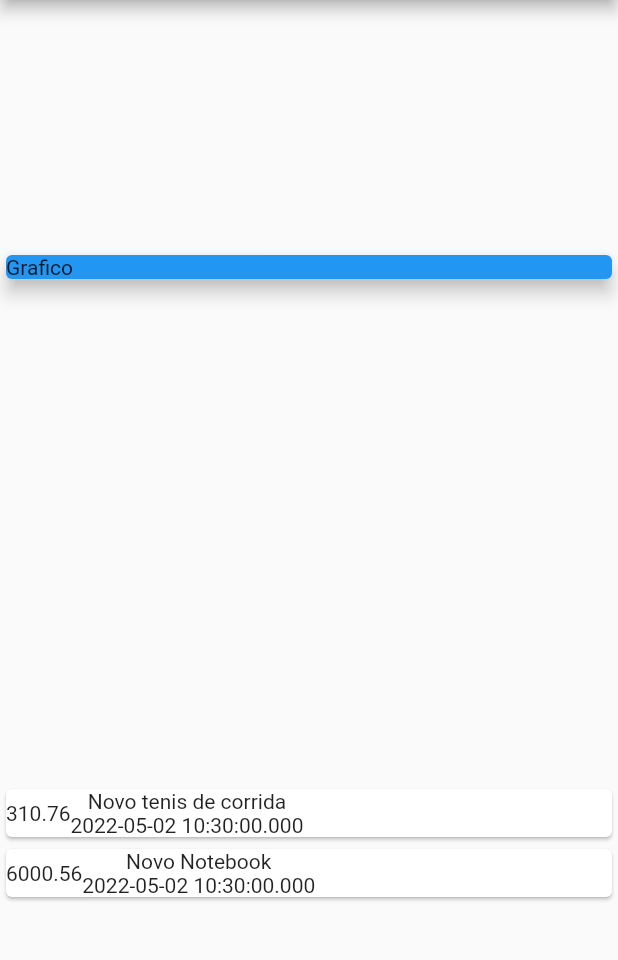
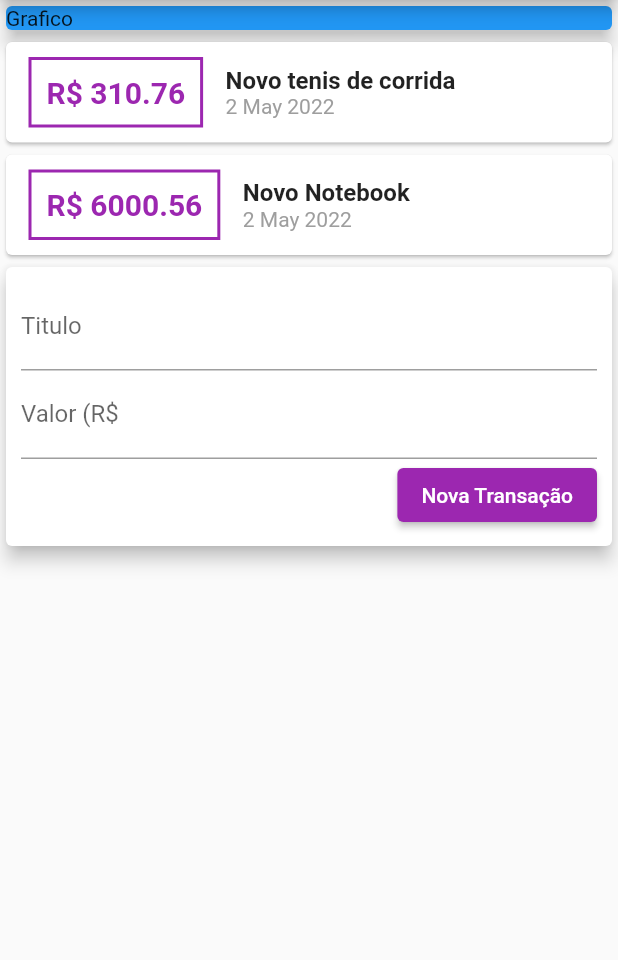
Before and after one commit to Rafael-Ramosc/ExpensesApp, a Flutter app: the screen it shows after launch, on a phone screen of 412 x 824 dp, the part 84-1044 px from its top. Run offline on Flutter 3.47's test engine with Material 2 defaults, Android fonts, the phone set to English and light mode, and no system bars.

Commit message:
estudo 02/05/2022

```diff
--- a/lib/main.dart
+++ b/lib/main.dart
@@ -1,5 +1,6 @@
 import 'package:despesas_pessoais/models/transaction.dart';
 import 'package:flutter/material.dart';
+import 'package:intl/intl.dart';
 
 main() => runApp(ExpensesApp());
 
@@ -39,7 +40,6 @@ class MyHomePage extends StatelessWidget {
         centerTitle: true,
       ),
       body: Column(
-        mainAxisAlignment: MainAxisAlignment.spaceAround,
         crossAxisAlignment: CrossAxisAlignment.stretch,
         children: <Widget>[
           Container(
@@ -55,14 +55,41 @@ class MyHomePage extends StatelessWidget {
                 child: Row(
                   children: [
                     Container(
+                      margin:
+                          EdgeInsets.symmetric(horizontal: 15, vertical: 10),
+                      decoration: BoxDecoration(
+                        border: Border.all(
+                          color: Colors.purple,
+                          width: 2,
+                        ),
+                      ),
+                      padding: EdgeInsets.all(10),
                       child: Text(
-                        tr.value.toString(),
+                        'R\$ ${tr.value.toStringAsFixed(2)}',
+                        style: TextStyle(
+                            fontWeight: FontWeight.bold,
+                            fontSize: 20,
+                            color: Colors.purple),
                       ),
                     ),
                     Column(
+                      crossAxisAlignment: CrossAxisAlignment.start,
                       children: [
-                        Text(tr.title),
-                        Text(tr.date.toString()),
+                        Text(
+                          tr.title,
+                          textAlign: TextAlign.start,
+                          style: TextStyle(
+                            fontWeight: FontWeight.bold,
+                            fontSize: 16,
+                          ),
+                        ),
+                        Text(
+                          DateFormat('d MMM y').format(tr.date),
+                          textAlign: TextAlign.start,
+                          style: TextStyle(
+                            color: Colors.grey,
+                          ),
+                        ),
                       ],
                     )
                   ],
@@ -70,6 +97,35 @@ class MyHomePage extends StatelessWidget {
               );
             }).toList(),
           ),
+          Card(
+            elevation: 5,
+            child: Padding(
+              padding: const EdgeInsets.all(10),
+              child: Column(
+                children: [
+                  TextField(
+                    decoration: InputDecoration(labelText: 'Titulo'),
+                  ),
+                  TextField(
+                    decoration: InputDecoration(labelText: 'Valor (R\$'),
+                  ),
+                  Row(
+                    mainAxisAlignment: MainAxisAlignment.end,
+                    children: [
+                      ElevatedButton(
+                        onPressed: () {},
+                        child: Text('Nova Transação'),
+                        style: ButtonStyle(
+                          backgroundColor:
+                              MaterialStateProperty.all(Colors.purple),
+                        ),
+                      ),
+                    ],
+                  )
+                ],
+              ),
+            ),
+          )
         ],
       ),
     );
--- a/pubspec.yaml
+++ b/pubspec.yaml
@@ -38,6 +38,7 @@ dependencies:
 dev_dependencies:
   flutter_test:
     sdk: flutter
+  intl: ^0.17.0
 
   # The "flutter_lints" package below contains a set of recommended lints to
   # encourage good coding practices. The lint set provided by the package is
```
Also changed, not shown: pubspec.lock.
